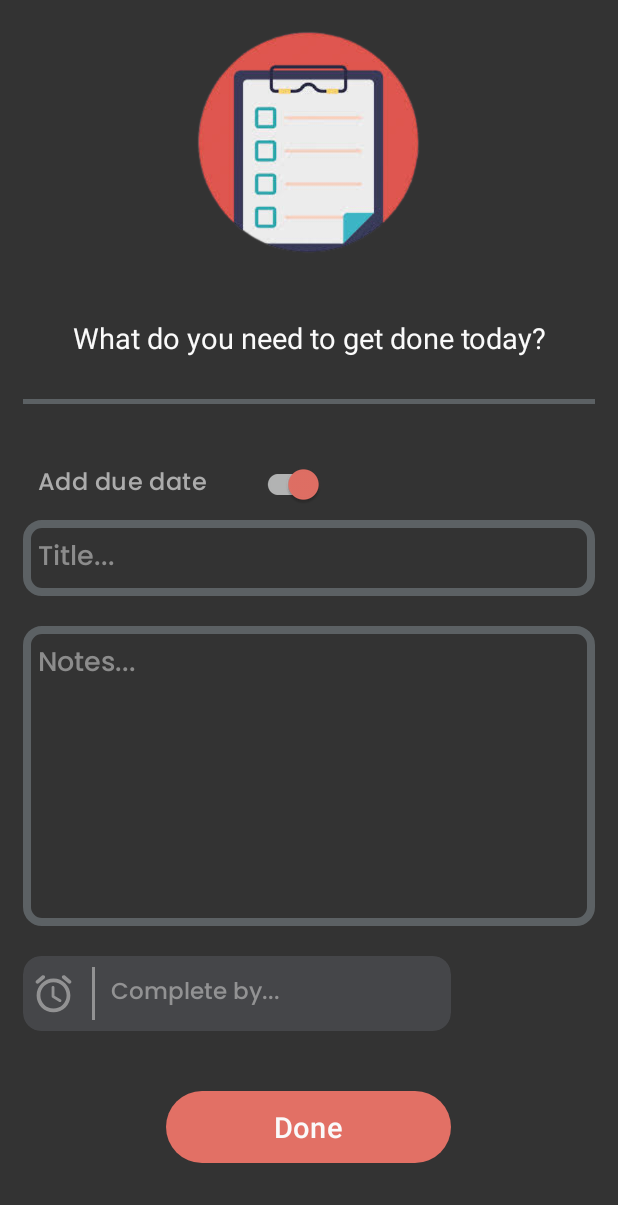
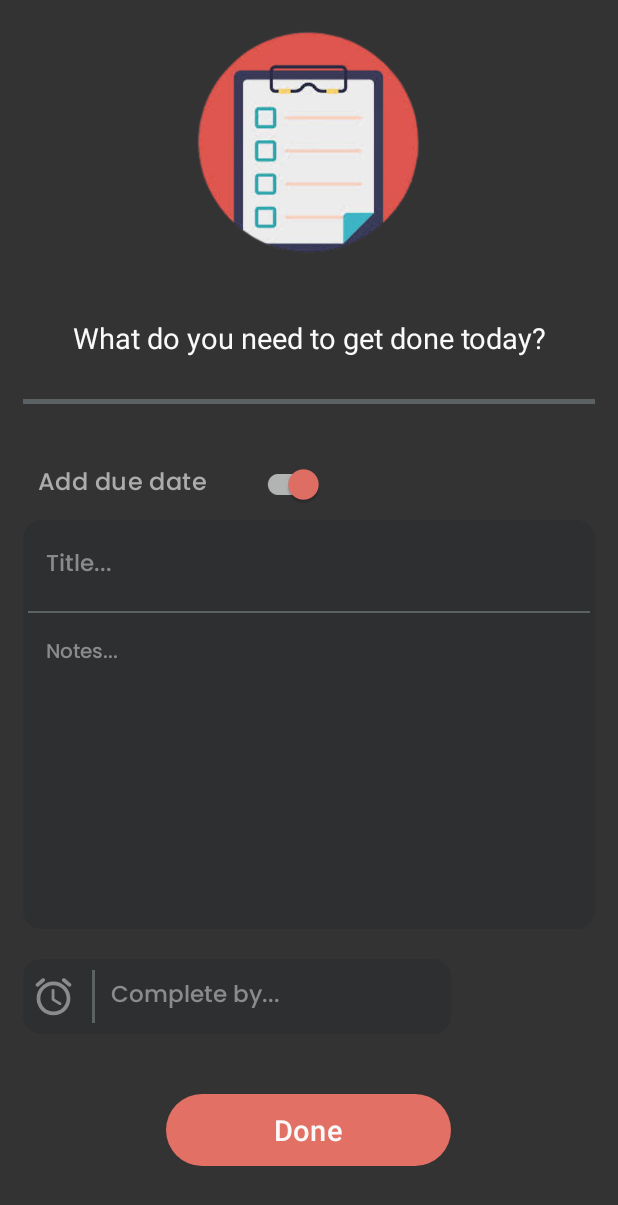
Before and after one commit to Thabiso81/TaskWiz, an Android app: the CreateTaskFragment screen opened through its navigation route, on a phone screen of 412 x 824 dp. Shown: the top 1205 px of the screen. Run offline under Robolectric (Android 15) with nearby library versions, the phone set to English and light mode, and no system bars; our stand-ins replace Room's generated code, navigation-ui.

Commit message:
updated design on create task fragment

```diff
--- a/app/src/main/java/com/thabiso81/taskwiz/adapters/TaskListAdapter.kt
+++ b/app/src/main/java/com/thabiso81/taskwiz/adapters/TaskListAdapter.kt
@@ -72,7 +72,7 @@ class TaskListAdapter(private val onCheckboxClickListener: OnCheckboxClickListen
         //adjust margin on the last viewholder item
         if (position == differ.currentList.size - 1){
             val param = holder.itemBinding.cardViewItem.layoutParams as ViewGroup.MarginLayoutParams
-            param.setMargins(0,5,0,220)
+            param.setMargins(0,10,0,220)
             holder.itemBinding.cardViewItem.layoutParams = param
         }
 
--- a/app/src/main/java/com/thabiso81/taskwiz/view/fragments/CreateTaskFragment.kt
+++ b/app/src/main/java/com/thabiso81/taskwiz/view/fragments/CreateTaskFragment.kt
@@ -52,6 +52,8 @@ class CreateTaskFragment : Fragment() {
 
         swtAddDueDateOnClickListener()
 
+        imgEnableDueDateOnClickListener()
+
         edtCompletionDateSetOnclickListener()
 
         btnCreateTaskSetOnClickListener()
@@ -60,6 +62,9 @@ class CreateTaskFragment : Fragment() {
 
         return view
     }
+
+
+
 
     private fun swtAddDueDateOnClickListener(){
         binding.swtAddDueDate.setOnCheckedChangeListener { _buttonView, _isChecked ->
@@ -71,6 +76,12 @@ class CreateTaskFragment : Fragment() {
         }
     }
 
+    private fun imgEnableDueDateOnClickListener() {
+        binding.imgEnableDueDate.setOnClickListener {
+            binding.swtAddDueDate.isChecked = true
+        }
+    }
+
     private fun btnCreateTaskSetOnClickListener() {
         binding.btnCreateTask.setOnClickListener() {
 
@@ -79,7 +90,6 @@ class CreateTaskFragment : Fragment() {
                 val newTask = TaskModel(taskDescription = binding.edtTaskDescription.text.toString(),
                     taskName = binding.edtTaskName.text.toString(), taskDueDate = taskCompletionDate,
                     completionStatus = defaultCompletionStatus, taskCreationDate = LocalDate.now())
-
 
                 taskMvvm.insertTask(newTask)
 
@@ -118,6 +128,18 @@ class CreateTaskFragment : Fragment() {
         }
     }
 
+
+    private fun onBackButtonPressed(){
+        //handle back button being pressed
+        val dispatcher = requireActivity().onBackPressedDispatcher
+        dispatcher.addCallback(viewLifecycleOwner, object : OnBackPressedCallback(true) {
+            override fun handleOnBackPressed() {
+                // handle back press in fragments.
+               findNavController().navigate(R.id.action_createTaskFragment_to_viewCurrentTasksFragment)
+            }
+        })
+    }
+
     fun inputValid(taskName: EditText, taskDueDate: TextView): Boolean{
         var isValid = true
         if (taskName.text.toString().isEmpty()){
@@ -135,14 +157,4 @@ class CreateTaskFragment : Fragment() {
         return isValid
     }
 
-    private fun onBackButtonPressed(){
-        //handle back button being pressed
-        val dispatcher = requireActivity().onBackPressedDispatcher
-        dispatcher.addCallback(viewLifecycleOwner, object : OnBackPressedCallback(true) {
-            override fun handleOnBackPressed() {
-                // handle back press in fragments.
-               findNavController().navigate(R.id.action_createTaskFragment_to_viewCurrentTasksFragment)
-            }
-        })
-    }
 }
--- a/app/src/main/java/com/thabiso81/taskwiz/view/fragments/ViewCurrentTasksFragment.kt
+++ b/app/src/main/java/com/thabiso81/taskwiz/view/fragments/ViewCurrentTasksFragment.kt
@@ -58,6 +58,8 @@ class ViewCurrentTasksFragment : Fragment(), TaskListAdapter.OnCheckboxClickList
         addTaskSetOnClickListener()
 
         onTaskSwipe()
+
+        countCompleteTasks()
 
         onBackButtonPressed()
 
@@ -121,6 +123,10 @@ class ViewCurrentTasksFragment : Fragment(), TaskListAdapter.OnCheckboxClickList
         ItemTouchHelper(itemTouchHelper).attachToRecyclerView(binding.rvTasks)
     }
 
+    private fun countCompleteTasks() {
+        //viewModel.obser
+    }
+
     override fun onCheckboxClick(task: TaskModel) {
         task.completionStatus = "Complete"
         viewModel.insertTask(task)
--- a/app/src/main/res/layout/fragment_create_task.xml
+++ b/app/src/main/res/layout/fragment_create_task.xml
@@ -67,41 +67,53 @@
                 app:thumbTint="@color/button_color"
                 app:trackTint="@color/textview_color"
                 />
+            <LinearLayout
+                android:layout_width="match_parent"
+                android:layout_height="wrap_content"
+                android:orientation="vertical"
+                android:layout_marginLeft="10dp"
+                android:layout_marginRight="10dp"
+                android:backgroundTint="@color/create_task_root_view_background"
+                android:background="@drawable/view_background_edit_text_date">
+
                 <EditText
                     android:id="@+id/edtTaskName"
                     android:layout_width="match_parent"
                     android:layout_height="wrap_content"
                     android:inputType="textMultiLine"
-                android:layout_marginLeft="10dp"
-                android:layout_marginRight="10dp"
                     android:minHeight="50dp"
+                    android:layout_margin="5dp"
                     android:fontFamily="@font/poppins_medium"
-                android:background="@drawable/view_background_edit_text_date"
                     android:padding="10dp"
+                    android:background="@android:color/transparent"
                     android:hint="@string/task_name_hint"
                     android:textAlignment="textStart"
                     android:textColor="@color/bright_white"
                     android:textColorHint="@color/hint_color"
-                android:textSize="18dp" />
+                    android:textSize="15dp" />
 
+                <LinearLayout
+                    android:layout_width="match_parent"
+                    android:layout_height="1dp"
+                    android:layout_marginHorizontal="3dp"
+                    android:background="@color/edit_text_color"/>
 
                 <EditText
                     android:id="@+id/edtTaskDescription"
                     android:layout_width="match_parent"
                     android:layout_height="wrap_content"
                     android:minHeight="200dp"
-                android:layout_marginLeft="10dp"
-                android:layout_marginTop="20dp"
-                android:layout_marginRight="10dp"
+                    android:layout_margin="5dp"
                     android:inputType="textMultiLine"
                     android:gravity="top|left"
+                    android:background="@android:color/transparent"
                     android:fontFamily="@font/poppins_medium"
                     android:padding="10dp"
-                android:background="@drawable/view_background_edit_text_date"
                     android:hint="Notes..."
                     android:textColor="@color/bright_white"
                     android:textColorHint="@color/hint_color"
-                android:textSize="18dp" />
+                    android:textSize="13dp" />
+            </LinearLayout>
 
             <androidx.cardview.widget.CardView
                 android:id="@+id/cdvCompletionDate"
@@ -109,7 +121,7 @@
                 android:layout_height="50dp"
                 app:cardElevation="0dp"
                 app:cardCornerRadius="12dp"
-                app:cardBackgroundColor="@color/recycler_view_grey3_trans"
+                app:cardBackgroundColor="@color/create_task_root_view_background"
                 android:layout_marginLeft="10dp"
                 android:layout_marginTop="20dp"
                 android:layout_marginBottom="20dp"
@@ -124,6 +136,7 @@
                     android:orientation="horizontal">
 
                     <ImageView
+                        android:id="@+id/imgEnableDueDate"
                         android:layout_width="30dp"
                         android:layout_height="30dp"
                         android:layout_marginEnd="5dp"
@@ -134,7 +147,7 @@
                         android:layout_height="match_parent"
                         android:layout_marginVertical="5dp"
                         android:layout_marginHorizontal="5dp"
-                        android:background="@color/hint_color"/>
+                        android:background="@color/edit_text_color"/>
 
                     <TextView
                         android:id="@+id/edtCompletionDate"
--- a/app/src/main/res/layout/fragment_view_current_tasks.xml
+++ b/app/src/main/res/layout/fragment_view_current_tasks.xml
@@ -67,11 +67,12 @@
                     android:layout_alignParentStart="true"
                     android:layout_alignParentBottom="true"
                     android:fontFamily="@font/poppins_medium"
+                    android:textFontWeight="700"
                     android:gravity="center"
                     android:paddingHorizontal="10dp"
                     android:text="To Do"
                     android:textColor="@color/bright_white"
-                    android:textSize="28dp" />
+                    android:textSize="20dp" />
 
                 <TextView
                     android:id="@+id/edtRemainingTasks"
@@ -86,7 +87,7 @@
                     android:paddingHorizontal="10dp"
                     android:text="0/10 complete"
                     android:textColor="@color/hint_color"
-                    android:textSize="15dp" />
+                    android:textSize="13dp" />
             </RelativeLayout>
 
             <LinearLayout
--- a/app/src/main/res/layout/task_view_holder.xml
+++ b/app/src/main/res/layout/task_view_holder.xml
@@ -35,7 +35,6 @@
             android:layout_height="wrap_content"
             android:orientation="vertical"
             android:layout_marginStart="15dp"
-            android:layout_marginTop="5dp"
             app:layout_constraintStart_toEndOf="@id/cbxCompleted"
             app:layout_constraintTop_toTopOf="parent"
             app:layout_constraintEnd_toEndOf="parent"
@@ -49,7 +48,7 @@
                 android:maxLines="5"
                 android:ellipsize="end"
                 android:textColor="@color/bright_white"
-                android:textSize="20dp"/>
+                android:textSize="18dp"/>
 
             <LinearLayout
                 android:layout_width="wrap_content"
@@ -67,7 +66,7 @@
                     android:ellipsize="end"
                     android:text="Lorem ipsum dolor sit amet, consectetur adipiscing elit, sed do eiusmod tempor incididunt ut labore et dolore magna aliqua."
                     android:textColor="@color/textview_color"
-                    android:textSize="15dp"/>
+                    android:textSize="14dp"/>
                 <!--<TextView
                     android:layout_width="wrap_content"
                     android:layout_height="wrap_content"
```
Lines whose indentation alone changed are shown as unchanged.
